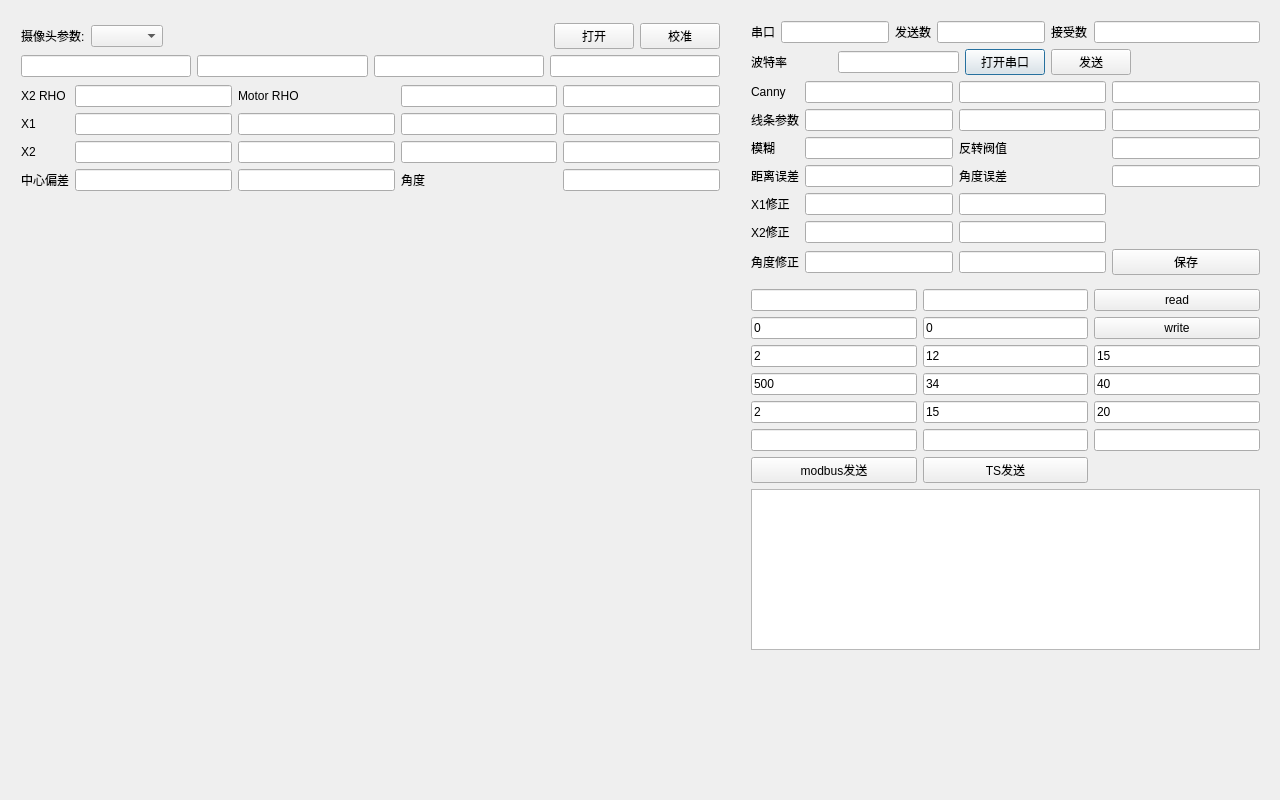
The window that maindialog.ui (zouzichun/videoWirain) describes before a commit, drawn with Qt 5.
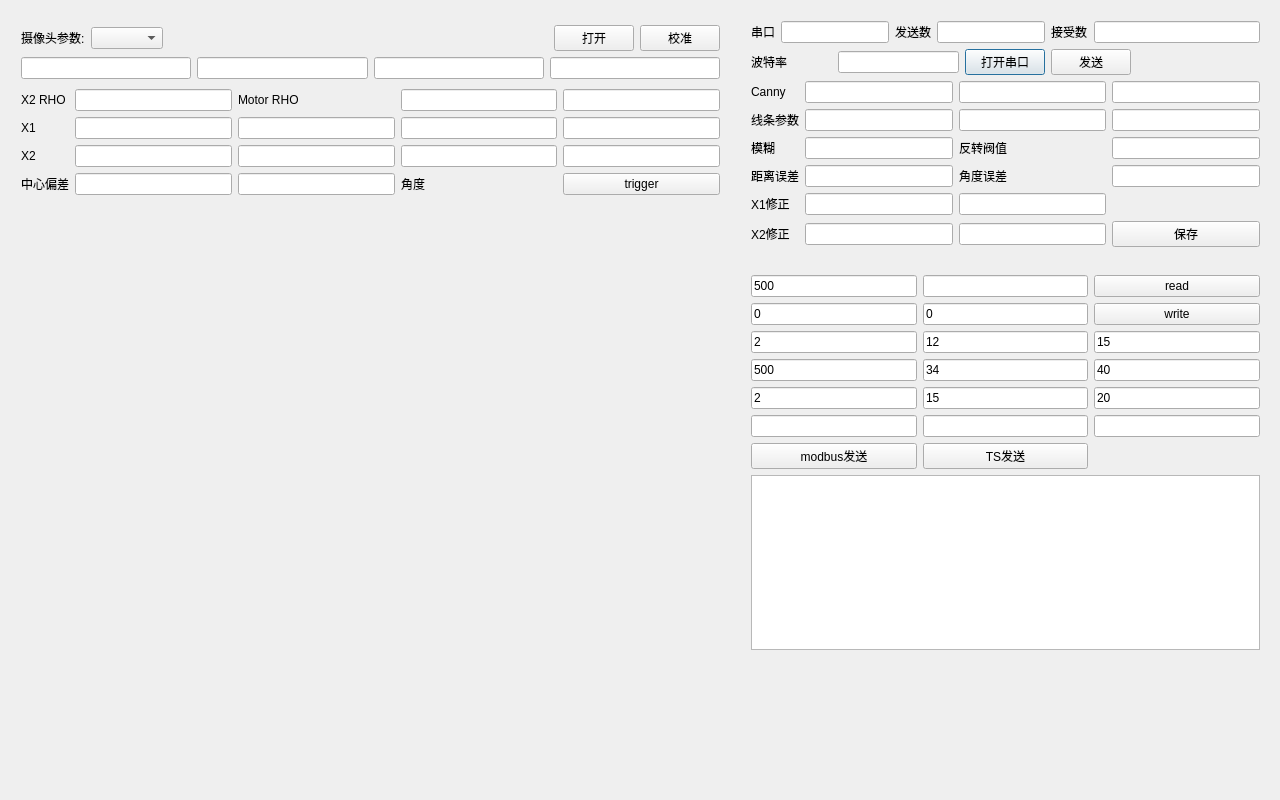
The same window after the commit.

Commit message: enable hough line p for more line range detection

```diff
--- a/maindialog.ui
+++ b/maindialog.ui
@@ -115,19 +115,9 @@
       <item row="1" column="3">
        <widget class="QLineEdit" name="hgline3"/>
       </item>
-      <item row="9" column="2">
-       <widget class="QLineEdit" name="line2_ang_delta"/>
-      </item>
       <item row="1" column="1">
        <widget class="QLineEdit" name="hgline1"/>
       </item>
-      <item row="9" column="0">
-       <widget class="QLabel" name="label_7">
-        <property name="text">
-         <string>角度修正</string>
-        </property>
-       </widget>
-      </item>
       <item row="0" column="2">
        <widget class="QLineEdit" name="canny2"/>
       </item>
@@ -137,9 +127,6 @@
       <item row="6" column="1">
        <widget class="QLineEdit" name="line1_ang"/>
       </item>
-      <item row="9" column="1">
-       <widget class="QLineEdit" name="line1_ang_delta"/>
-      </item>
       <item row="6" column="2">
        <widget class="QLineEdit" name="line1_roh"/>
       </item>
@@ -167,13 +154,6 @@
         </property>
        </widget>
       </item>
-      <item row="9" column="3">
-       <widget class="QPushButton" name="saveImg">
-        <property name="text">
-         <string>保存</string>
-        </property>
-       </widget>
-      </item>
       <item row="6" column="0">
        <widget class="QLabel" name="Encoder_4">
         <property name="text">
@@ -223,6 +203,13 @@
         </property>
        </widget>
       </item>
+      <item row="7" column="3">
+       <widget class="QPushButton" name="saveImg">
+        <property name="text">
+         <string>保存</string>
+        </property>
+       </widget>
+      </item>
      </layout>
     </item>
     <item>
@@ -309,7 +296,7 @@
       <item row="0" column="0">
        <widget class="QLineEdit" name="test_addr">
         <property name="text">
-         <string/>
+         <string>500</string>
         </property>
        </widget>
       </item>
@@ -388,7 +375,7 @@
      <x>10</x>
      <y>10</y>
      <width>721</width>
-     <height>196</height>
+     <height>202</height>
     </rect>
    </property>
    <layout class="QVBoxLayout" name="verticalLayout">
@@ -482,9 +469,6 @@
         </property>
        </widget>
       </item>
-      <item row="4" column="4">
-       <widget class="QLineEdit" name="d_ang"/>
-      </item>
       <item row="4" column="3">
        <widget class="QLabel" name="label_6">
         <property name="text">
@@ -546,6 +530,13 @@
       <item row="1" column="4">
        <widget class="QLineEdit" name="start_delta"/>
       </item>
+      <item row="4" column="4">
+       <widget class="QPushButton" name="trigger">
+        <property name="text">
+         <string>trigger</string>
+        </property>
+       </widget>
+      </item>
      </layout>
     </item>
    </layout>
```
The commit also changes 12 other files.
